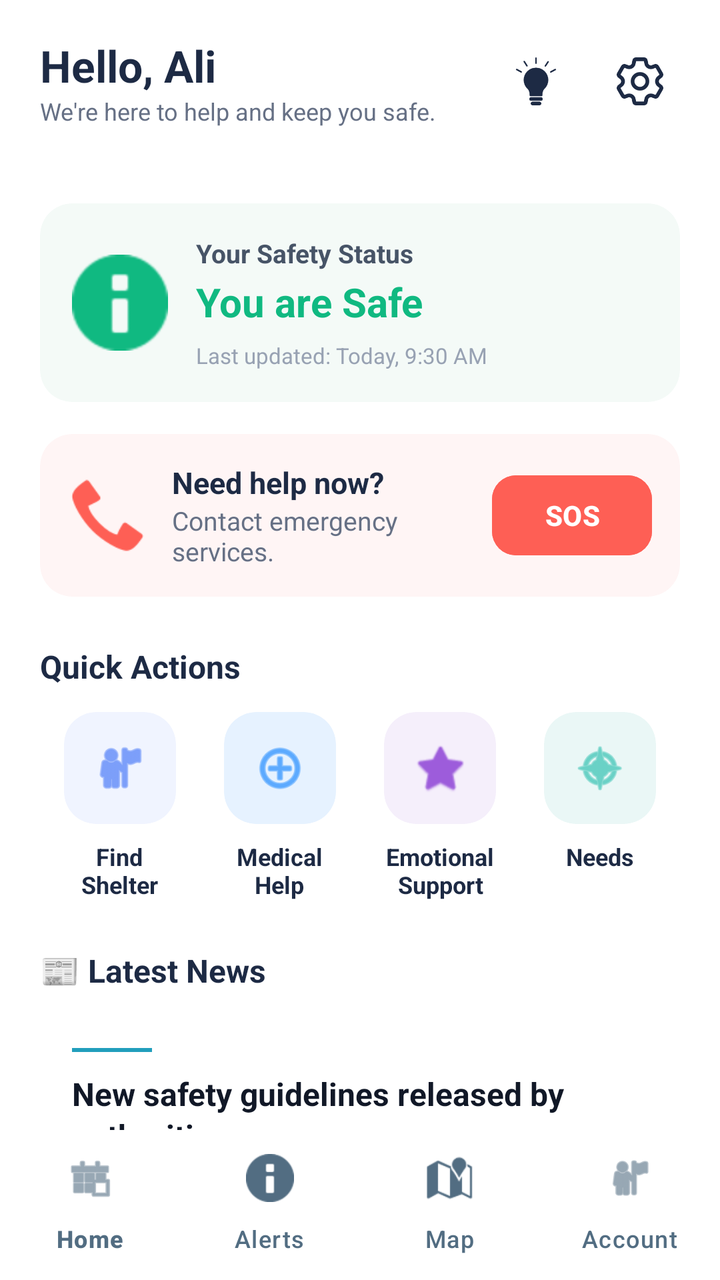
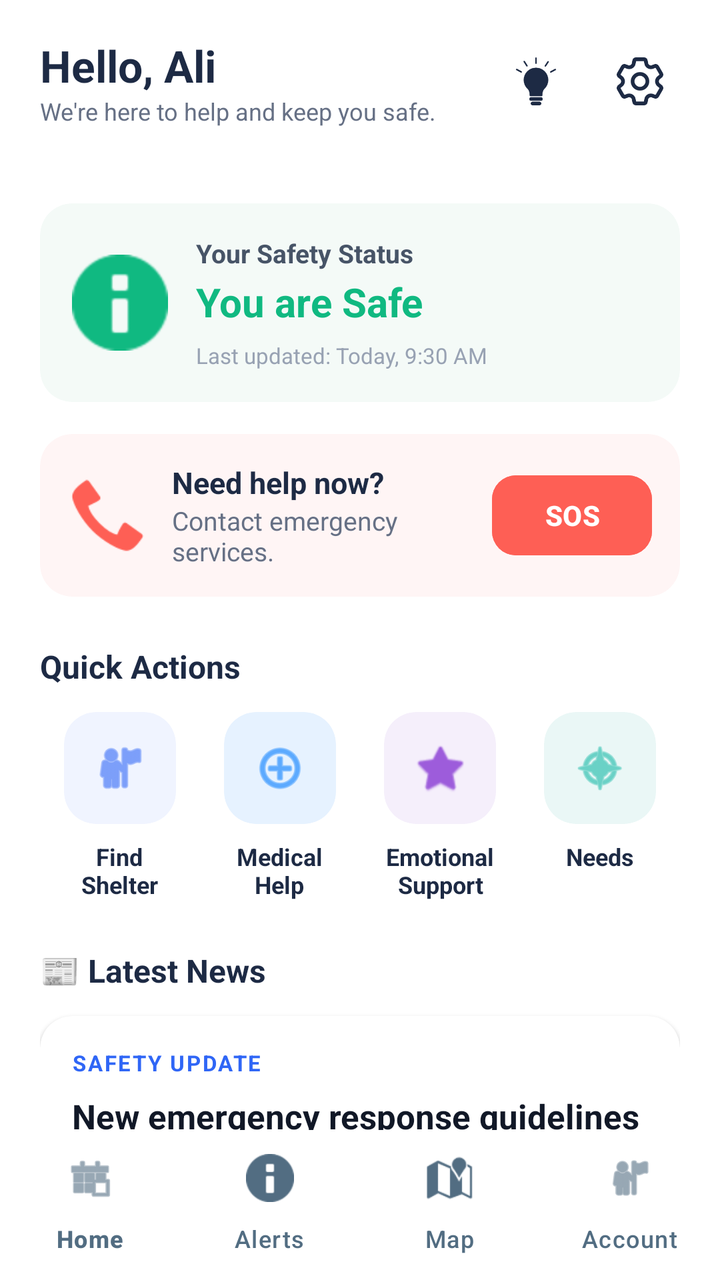

Before-and-after screenshots of an Android layout around one commit, followed by the original layout XML and the change that was made.
<!-- AndroidManifest.xml: application theme Theme.Crises -->
<!-- res/layout/activity_home.xml -->
<?xml version="1.0" encoding="utf-8"?>
<RelativeLayout xmlns:android="http://schemas.android.com/apk/res/android"
    xmlns:app="http://schemas.android.com/apk/res-auto"
    android:id="@+id/main"
    android:layout_width="match_parent"
    android:layout_height="match_parent"
    android:background="#FFFFFF">

    
    <com.google.android.material.appbar.AppBarLayout
        android:id="@+id/topAppBar"
        android:layout_width="match_parent"
        android:layout_height="wrap_content"
        android:background="#FFFFFF"
        app:elevation="0dp">

        <RelativeLayout
            android:layout_width="match_parent"
            android:layout_height="wrap_content"
            android:paddingHorizontal="20dp"
            android:paddingVertical="18dp">

            <LinearLayout
                android:layout_width="wrap_content"
                android:layout_height="wrap_content"
                android:layout_alignParentStart="true"
                android:layout_centerVertical="true"
                android:orientation="vertical">

                <TextView
                    android:id="@+id/appBrandName"
                    android:layout_width="wrap_content"
                    android:layout_height="wrap_content"
                    android:text="Hello, Ali"
                    android:textColor="#1D2A44"
                    android:textSize="22sp"
                    android:textStyle="bold" />
                <TextView
                    android:layout_width="wrap_content"
                    android:layout_height="wrap_content"
                    android:text="We're here to help and keep you safe."
                    android:textColor="#667085"
                    android:textSize="12sp" />
            </LinearLayout>

            <LinearLayout
                android:layout_width="wrap_content"
                android:layout_height="wrap_content"
                android:layout_alignParentEnd="true"
                android:layout_centerVertical="true"
                android:gravity="center_vertical"
                android:orientation="horizontal">

                <ImageButton
                    android:id="@+id/notificationBtn"
                    android:layout_width="40dp"
                    android:layout_height="40dp"
                    android:layout_marginEnd="12dp"
                    android:background="?attr/selectableItemBackgroundBorderless"
                    android:padding="8dp"
                    android:scaleType="fitCenter"
                    android:src="@drawable/tips"
                    app:tint="#1D2A44" />

                <ImageButton
                    android:id="@+id/settingsBtn"
                    android:layout_width="40dp"
                    android:layout_height="40dp"
                    android:background="?attr/selectableItemBackgroundBorderless"
                    android:padding="8dp"
                    android:scaleType="fitCenter"
                    android:src="@drawable/setting"
                    app:tint="#1D2A44" />
            </LinearLayout>
        </RelativeLayout>
    </com.google.android.material.appbar.AppBarLayout>

    
    <ScrollView
        android:layout_width="match_parent"
        android:layout_height="match_parent"
        android:layout_above="@id/bottomNavigation"
        android:layout_below="@id/topAppBar"
        android:clipToPadding="false"
        android:scrollbars="none">

        <LinearLayout
            android:layout_width="match_parent"
            android:layout_height="wrap_content"
            android:orientation="vertical"
            android:padding="20dp">



            
            <androidx.cardview.widget.CardView
                android:layout_width="match_parent"
                android:layout_height="wrap_content"
                android:layout_marginBottom="16dp"
                app:cardBackgroundColor="#F4FAF7"
                app:cardCornerRadius="16dp"
                app:cardElevation="0dp">

                <RelativeLayout
                    android:layout_width="match_parent"
                    android:layout_height="wrap_content"
                    android:padding="16dp">

                    <ImageView
                        android:id="@+id/shieldIcon"
                        android:layout_width="48dp"
                        android:layout_height="48dp"
                        android:layout_alignParentStart="true"
                        android:layout_centerVertical="true"
                        android:background="@android:color/transparent"
                        android:src="@android:drawable/ic_dialog_info"
                        app:tint="#10B981" />

                    <LinearLayout
                        android:layout_width="match_parent"
                        android:layout_height="wrap_content"
                        android:layout_centerVertical="true"
                        android:layout_marginStart="14dp"
                        android:layout_toEndOf="@id/shieldIcon"
                        android:orientation="vertical">

                        <TextView
                            android:layout_width="wrap_content"
                            android:layout_height="wrap_content"
                            android:text="Your Safety Status"
                            android:textColor="#475467"
                            android:textSize="13sp"
                            android:textStyle="bold" />

                        <TextView
                            android:layout_width="wrap_content"
                            android:layout_height="wrap_content"
                            android:layout_marginTop="2dp"
                            android:text="You are Safe"
                            android:textColor="#10B981"
                            android:textSize="20sp"
                            android:textStyle="bold" />

                        <TextView
                            android:layout_width="wrap_content"
                            android:layout_height="wrap_content"
                            android:layout_marginTop="6dp"
                            android:text="Last updated: Today, 9:30 AM"
                            android:textColor="#98A2B3"
                            android:textSize="11sp" />
                    </LinearLayout>
                </RelativeLayout>
            </androidx.cardview.widget.CardView>

            
            <androidx.cardview.widget.CardView
                android:layout_width="match_parent"
                android:layout_height="wrap_content"
                android:layout_marginBottom="24dp"
                app:cardBackgroundColor="#FFF5F5"
                app:cardCornerRadius="16dp"
                app:cardElevation="0dp">

                <RelativeLayout
                    android:layout_width="match_parent"
                    android:layout_height="wrap_content"
                    android:padding="14dp">

                    <ImageView
                        android:id="@+id/phoneIcon"
                        android:layout_width="40dp"
                        android:layout_height="40dp"
                        android:layout_alignParentStart="true"
                        android:layout_centerVertical="true"
                        android:src="@android:drawable/stat_sys_phone_call"
                        app:tint="#FE5F55" />

                    <LinearLayout
                        android:layout_width="wrap_content"
                        android:layout_height="wrap_content"
                        android:layout_centerVertical="true"
                        android:layout_marginStart="12dp"
                        android:layout_toStartOf="@id/sosButton"
                        android:layout_toEndOf="@id/phoneIcon"
                        android:orientation="vertical">

                        <TextView
                            android:layout_width="wrap_content"
                            android:layout_height="wrap_content"
                            android:text="Need help now?"
                            android:textColor="#1D2A44"
                            android:textSize="15sp"
                            android:textStyle="bold" />

                        <TextView
                            android:layout_width="wrap_content"
                            android:layout_height="wrap_content"
                            android:text="Contact emergency services."
                            android:textColor="#667085"
                            android:textSize="13sp" />
                    </LinearLayout>

                    <Button
                        android:id="@+id/sosButton"
                        android:layout_width="80dp"
                        android:layout_height="40dp"
                        android:layout_alignParentEnd="true"
                        android:layout_centerVertical="true"
                        android:backgroundTint="#FE5F55"
                        android:insetTop="0dp"
                        android:insetBottom="0dp"
                        android:text="SOS"
                        android:textColor="#FFFFFF"
                        android:textStyle="bold"
                        app:cornerRadius="12dp" />
                </RelativeLayout>
            </androidx.cardview.widget.CardView>

            
            <TextView
                android:layout_width="wrap_content"
                android:layout_height="wrap_content"
                android:layout_marginBottom="12dp"
                android:text="Quick Actions"
                android:textColor="#1D2A44"
                android:textSize="16sp"
                android:textStyle="bold" />

            <LinearLayout
                android:layout_width="match_parent"
                android:layout_height="wrap_content"
                android:layout_marginBottom="24dp"
                android:baselineAligned="false"
                android:orientation="horizontal">

                <LinearLayout
                    android:layout_width="0dp"
                    android:layout_height="wrap_content"
                    android:layout_weight="1"
                    android:gravity="center"
                    android:orientation="vertical">

                    <androidx.cardview.widget.CardView
                        android:layout_width="56dp"
                        android:layout_height="56dp"
                        app:cardBackgroundColor="#F0F4FF"
                        app:cardCornerRadius="16dp"
                        app:cardElevation="0dp">

                        <ImageView
                            android:layout_width="28dp"
                            android:layout_height="28dp"
                            android:layout_gravity="center"
                            android:src="@android:drawable/ic_menu_myplaces"
                            app:tint="#2F66F6" />
                    </androidx.cardview.widget.CardView>

                    <TextView
                        android:layout_width="wrap_content"
                        android:layout_height="wrap_content"
                        android:layout_marginTop="8dp"
                        android:gravity="center"
                        android:text="Find\nShelter"
                        android:textColor="#1D2A44"
                        android:textSize="12sp"
                        android:textStyle="bold" />
                </LinearLayout>

                <LinearLayout
                    android:layout_width="0dp"
                    android:layout_height="wrap_content"
                    android:layout_weight="1"
                    android:gravity="center"
                    android:orientation="vertical">

                    <androidx.cardview.widget.CardView
                        android:layout_width="56dp"
                        android:layout_height="56dp"
                        app:cardBackgroundColor="#E6F2FF"
                        app:cardCornerRadius="16dp"
                        app:cardElevation="0dp">

                        <ImageView
                            android:layout_width="28dp"
                            android:layout_height="28dp"
                            android:layout_gravity="center"
                            android:src="@android:drawable/ic_menu_add"
                            app:tint="#007AFF" />
                    </androidx.cardview.widget.CardView>

                    <TextView
                        android:layout_width="wrap_content"
                        android:layout_height="wrap_content"
                        android:layout_marginTop="8dp"
                        android:gravity="center"
                        android:text="Medical\nHelp"
                        android:textColor="#1D2A44"
                        android:textSize="12sp"
                        android:textStyle="bold" />
                </LinearLayout>

                <LinearLayout
                    android:layout_width="0dp"
                    android:layout_height="wrap_content"
                    android:layout_weight="1"
                    android:gravity="center"
                    android:orientation="vertical">

                    <androidx.cardview.widget.CardView
                        android:layout_width="56dp"
                        android:layout_height="56dp"
                        app:cardBackgroundColor="#F5EFFB"
                        app:cardCornerRadius="16dp"
                        app:cardElevation="0dp">

                        <ImageView
                            android:layout_width="28dp"
                            android:layout_height="28dp"
                            android:layout_gravity="center"
                            android:src="@android:drawable/btn_star_big_on"
                            app:tint="#9D5CDB" />
                    </androidx.cardview.widget.CardView>

                    <TextView
                        android:layout_width="wrap_content"
                        android:layout_height="wrap_content"
                        android:layout_marginTop="8dp"
                        android:gravity="center"
                        android:text="Emotional\nSupport"
                        android:textColor="#1D2A44"
                        android:textSize="12sp"
                        android:textStyle="bold" />
                </LinearLayout>

                <LinearLayout
                    android:layout_width="0dp"
                    android:layout_height="wrap_content"
                    android:layout_weight="1"
                    android:gravity="center"
                    android:orientation="vertical">

                    <androidx.cardview.widget.CardView
                        android:layout_width="56dp"
                        android:layout_height="56dp"
                        app:cardBackgroundColor="#EAF7F6"
                        app:cardCornerRadius="16dp"
                        app:cardElevation="0dp">

                        <ImageView
                            android:layout_width="28dp"
                            android:layout_height="28dp"
                            android:layout_gravity="center"
                            android:src="@android:drawable/ic_menu_compass"
                            app:tint="#14B8A6" />
                    </androidx.cardview.widget.CardView>

                    <TextView
                        android:layout_width="wrap_content"
                        android:layout_height="wrap_content"
                        android:layout_marginTop="8dp"
                        android:gravity="center"
                        android:text="Needs"
                        android:textColor="#1D2A44"
                        android:textSize="12sp"
                        android:textStyle="bold" />
                </LinearLayout>
            </LinearLayout>

            
            <TextView
                android:layout_width="wrap_content"
                android:layout_height="wrap_content"
                android:layout_marginBottom="12dp"
                android:text="📰 Latest News"
                android:textColor="#1D2A44"
                android:textSize="16sp"
                android:textStyle="bold" />

            <androidx.cardview.widget.CardView
                android:id="@+id/newsCard"
                android:layout_width="match_parent"
                android:layout_height="wrap_content"
                android:layout_marginBottom="14dp"
                android:clickable="true"
                android:focusable="true"
                android:foreground="?android:attr/selectableItemBackground"
                app:cardBackgroundColor="#FFFFFF"
                app:cardCornerRadius="16dp"
                app:cardElevation="0dp">

                <LinearLayout
                    android:layout_width="match_parent"
                    android:layout_height="wrap_content"
                    android:orientation="vertical"
                    android:padding="16dp">

                    
                    <View
                        android:layout_width="40dp"
                        android:layout_height="2dp"
                        android:background="#219EBC" />

                    
                    <TextView
                        android:layout_width="match_parent"
                        android:layout_height="wrap_content"
                        android:layout_marginTop="10dp"
                        android:text="New safety guidelines released by authorities"
                        android:textColor="#111827"
                        android:textSize="16sp"
                        android:textStyle="bold"
                        android:lineSpacingExtra="2dp" />

                    
                    <TextView
                        android:layout_width="match_parent"
                        android:layout_height="wrap_content"
                        android:layout_marginTop="6dp"
                        android:text="Emergency procedures have been updated to improve response time and public safety."
                        android:textColor="#6B7280"
                        android:textSize="13sp"
                        android:lineSpacingExtra="2dp" />

                    
                    <TextView
                        android:layout_width="wrap_content"
                        android:layout_height="wrap_content"
                        android:layout_marginTop="10dp"
                        android:text="2 hours ago"
                        android:textColor="#9CA3AF"
                        android:textSize="11sp" />

                </LinearLayout>

            </androidx.cardview.widget.CardView>

        </LinearLayout>
    </ScrollView>

    
    <com.google.android.material.bottomnavigation.BottomNavigationView
        android:id="@+id/bottomNavigation"
        android:layout_width="match_parent"
        android:layout_height="75dp"
        android:layout_alignParentBottom="true"
        android:background="@drawable/footer_background"
        app:elevation="12dp"
        app:itemIconTint="#526D82"
        app:itemTextColor="#526D82"
        app:labelVisibilityMode="labeled"
        app:menu="@menu/bottom_nav_menu" />

</RelativeLayout>
<!-- resources referenced by this layout -->
<resources>
  <!-- drawable footer_background (drawable) -->
  <?xml version="1.0" encoding="utf-8"?>
  <shape xmlns:android="http://schemas.android.com/apk/res/android">
      <solid android:color="#FFFFFF" />
      <corners
          android:topLeftRadius="30dp"
          android:topRightRadius="30dp" />
  </shape>
  <!-- drawable setting: png bitmap (drawable, 3784 bytes) -->
  <!-- drawable tips: png bitmap (drawable, 4911 bytes) -->
  <style name="Theme.Crises" parent="Base.Theme.Crises" />
  <style name="Base.Theme.Crises" parent="Theme.Material3.DayNight.NoActionBar">
  
      </style>
</resources>

<!-- the commit's change to res/layout/activity_home.xml (unified diff, before → after) -->
@@ -234,6 +234,7 @@
                 android:orientation="horizontal">
 
                 <LinearLayout
+                    android:id="@+id/btnFindShelter"
                     android:layout_width="0dp"
                     android:layout_height="wrap_content"
                     android:layout_weight="1"
@@ -267,6 +268,7 @@
                 </LinearLayout>
 
                 <LinearLayout
+                    android:id="@+id/btnMedicalHelp"
                     android:layout_width="0dp"
                     android:layout_height="wrap_content"
                     android:layout_weight="1"
@@ -300,6 +302,7 @@
                 </LinearLayout>
 
                 <LinearLayout
+                    android:id="@+id/btnEmotionalSupport"
                     android:layout_width="0dp"
                     android:layout_height="wrap_content"
                     android:layout_weight="1"
@@ -333,8 +336,9 @@
                 </LinearLayout>
 
                 <LinearLayout
+                    android:id="@+id/btnNeeds"
                     android:layout_width="0dp"
-                    android:layout_height="wrap_content"
+                    android:layout_height="80dp"
                     android:layout_weight="1"
                     android:gravity="center"
                     android:orientation="vertical">
@@ -386,7 +390,7 @@
                 android:foreground="?android:attr/selectableItemBackground"
                 app:cardBackgroundColor="#FFFFFF"
                 app:cardCornerRadius="16dp"
-                app:cardElevation="0dp">
+                app:cardElevation="1dp">
 
                 <LinearLayout
                     android:layout_width="match_parent"
@@ -395,45 +399,42 @@
                     android:padding="16dp">
 
                     
-                    <View
-                        android:layout_width="40dp"
-                        android:layout_height="2dp"
-                        android:background="#219EBC" />
+                    <TextView
+                        android:id="@+id/newsCategory"
+                        android:layout_width="wrap_content"
+                        android:layout_height="wrap_content"
+                        android:text="SAFETY UPDATE"
+                        android:textColor="#2F66F6"
+                        android:textSize="11sp"
+                        android:textStyle="bold"
+                        android:letterSpacing="0.08" />
 
                     
                     <TextView
+                        android:id="@+id/newsTitle"
                         android:layout_width="match_parent"
                         android:layout_height="wrap_content"
+                        android:layout_marginTop="8dp"
+                        android:text="New emergency response guidelines released by authorities"
+                        android:textColor="#111827"
+                        android:textSize="17sp"
+                        android:textStyle="bold"
+                        android:lineSpacingExtra="3dp" />
+
+                    
+                    <TextView
+                        android:id="@+id/newsTag"
+                        android:layout_width="wrap_content"
+                        android:layout_height="wrap_content"
                         android:layout_marginTop="10dp"
-                        android:text="New safety guidelines released by authorities"
-                        android:textColor="#111827"
-                        android:textSize="16sp"
-                        android:textStyle="bold"
-                        android:lineSpacingExtra="2dp" />
-
-                    
-                    <TextView
-                        android:layout_width="match_parent"
-                        android:layout_height="wrap_content"
-                        android:layout_marginTop="6dp"
-                        android:text="Emergency procedures have been updated to improve response time and public safety."
-                        android:textColor="#6B7280"
-                        android:textSize="13sp"
-                        android:lineSpacingExtra="2dp" />
-
-                    
-                    <TextView
-                        android:layout_width="wrap_content"
-                        android:layout_height="wrap_content"
-                        android:layout_marginTop="10dp"
-                        android:text="2 hours ago"
+                        android:text="#Breaking"
                         android:textColor="#9CA3AF"
-                        android:textSize="11sp" />
+                        android:textSize="12sp"
+                        android:textStyle="bold" />
 
                 </LinearLayout>
 
             </androidx.cardview.widget.CardView>
-
         </LinearLayout>
     </ScrollView>
 
